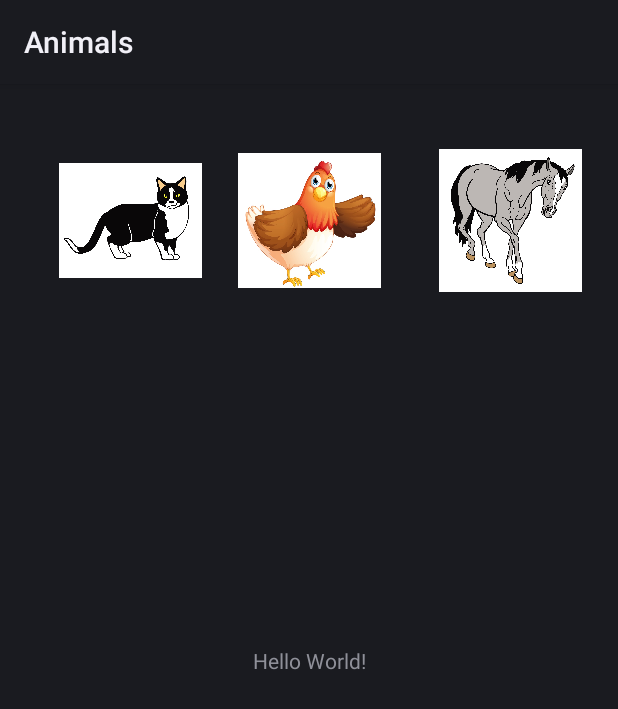
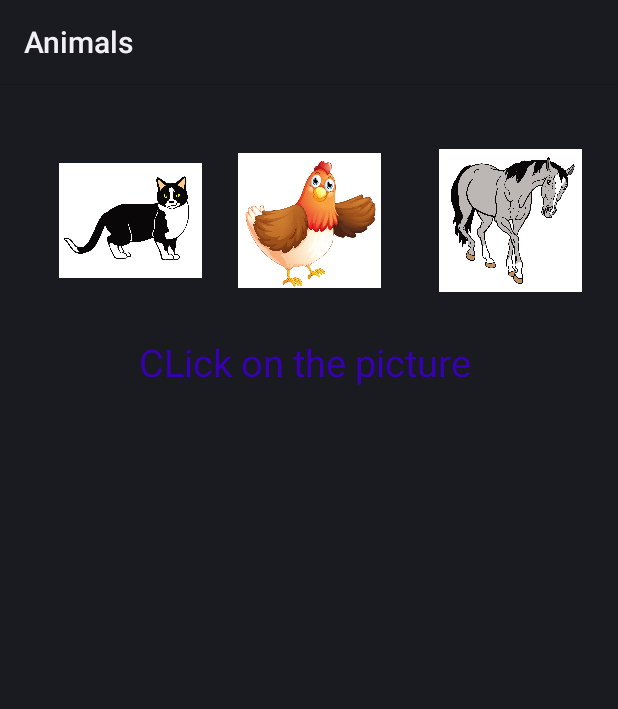
Before and after one commit to agamonch/animals, an Android app: the layout activity_main.xml on its own in the app's theme, with its tools: preview values and no code run, on a phone screen of 412 x 824 dp. Shown: the top 709 px of the screen. Run offline under Robolectric (Android 15) with nearby library versions, the phone set to English and light mode, and no system bars.

Commit message:
added function onclicklistener to pictures in MainActivity

```diff
--- a/app/src/main/java/kg/unicapp/animals/MainActivity.kt
+++ b/app/src/main/java/kg/unicapp/animals/MainActivity.kt
@@ -2,10 +2,28 @@ package kg.unicapp.animals
 
 import androidx.appcompat.app.AppCompatActivity
 import android.os.Bundle
+import android.widget.ImageView
+import android.widget.TextView
 
 class MainActivity : AppCompatActivity() {
     override fun onCreate(savedInstanceState: Bundle?) {
         super.onCreate(savedInstanceState)
         setContentView(R.layout.activity_main)
+        val textClick = findViewById<TextView>(R.id.textView3)
+        val imgCat =findViewById<ImageView>(R.id.imgCat)
+        val imgHorse = findViewById<ImageView>(R.id.imgHorse)
+        val imgChick = findViewById<ImageView>(R.id.imgChick)
+        imgCat.setOnClickListener {
+            textClick.text = "Cat"  }
+        imgHorse.setOnClickListener {
+            textClick.text = "Horse"  }
+        imgChick.setOnClickListener {
+            textClick.text = "Chicken"  }
+
+
+
+
+
+
     }
 }
--- a/app/src/main/res/layout/activity_main.xml
+++ b/app/src/main/res/layout/activity_main.xml
@@ -6,17 +6,8 @@
     android:layout_height="match_parent"
     tools:context=".MainActivity">
 
-    <TextView
-        android:layout_width="wrap_content"
-        android:layout_height="wrap_content"
-        android:text="Hello World!"
-        app:layout_constraintBottom_toBottomOf="parent"
-        app:layout_constraintLeft_toLeftOf="parent"
-        app:layout_constraintRight_toRightOf="parent"
-        app:layout_constraintTop_toTopOf="parent" />
-
     <ImageView
-        android:id="@+id/cat"
+        android:id="@+id/imgCat"
         android:clickable="true"
         android:focusable="true"
         android:layout_width="95dp"
@@ -24,11 +15,13 @@
         android:layout_marginTop="40dp"
         android:layout_marginEnd="24dp"
         android:src="@drawable/cat"
-        app:layout_constraintEnd_toStartOf="@+id/chick"
+        app:layout_constraintEnd_toStartOf="@+id/imgChick"
         app:layout_constraintTop_toTopOf="parent" />
 
     <ImageView
-        android:id="@+id/chick"
+        android:id="@+id/imgChick"
+        android:clickable="true"
+        android:focusable="true"
         android:layout_width="95dp"
         android:layout_height="102dp"
         android:layout_marginTop="40dp"
@@ -38,7 +31,9 @@
         app:layout_constraintTop_toTopOf="parent" />
 
     <ImageView
-        android:id="@+id/horse"
+        android:id="@+id/imgHorse"
+        android:clickable="true"
+        android:focusable="true"
         android:layout_width="95dp"
         android:layout_height="102dp"
         android:layout_marginTop="40dp"
@@ -47,4 +42,19 @@
         app:layout_constraintEnd_toEndOf="parent"
         app:layout_constraintTop_toTopOf="parent" />
 
+    <TextView
+        android:id="@+id/textView3"
+        android:layout_width="wrap_content"
+        android:layout_height="wrap_content"
+        android:layout_marginStart="173dp"
+        android:layout_marginTop="26dp"
+        android:layout_marginEnd="180dp"
+        android:textSize="25dp"
+        android:textColor="@color/design_default_color_primary_dark"
+        android:gravity="center"
+        android:text="CLick on the picture"
+        app:layout_constraintEnd_toEndOf="parent"
+        app:layout_constraintStart_toStartOf="parent"
+        app:layout_constraintTop_toBottomOf="@+id/imgChick" />
+
 </androidx.constraintlayout.widget.ConstraintLayout>
```
